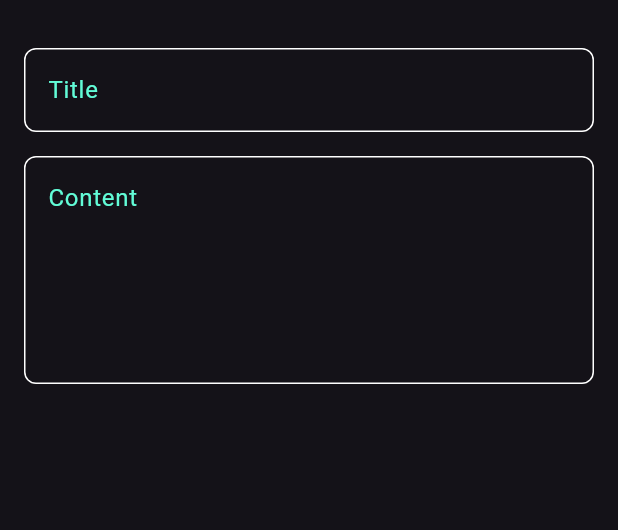
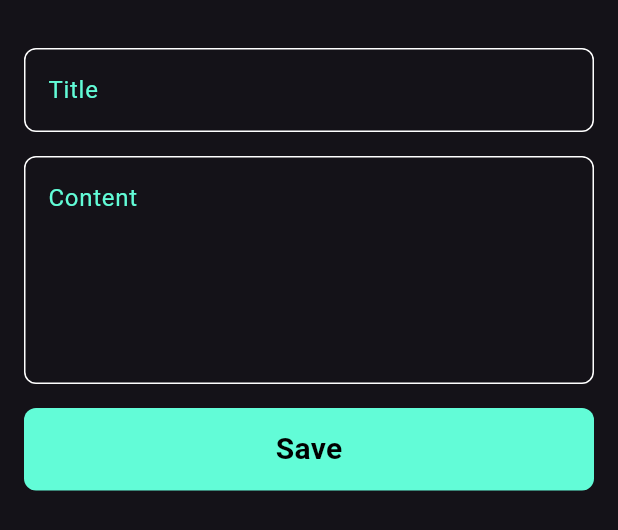
Before and after one commit to Kirolos2004/Notes_app, a Flutter app: the AddNoteBottomSheet widget shown alone on an empty page, opened directly, on a phone screen of 412 x 824 dp. Shown: the top 530 px of the screen. Run offline on Flutter 3.47's test engine with Material 3 defaults, Android fonts, the phone set to English and light mode, and no system bars.

Commit message:
Finish notes bottom sheet

```diff
--- a/lib/widgets/add_note_bottom_sheet.dart
+++ b/lib/widgets/add_note_bottom_sheet.dart
@@ -1,4 +1,6 @@
 import 'package:flutter/material.dart';
+//import 'package:flutter_application_1/constants.dart';
+import 'package:flutter_application_1/widgets/custom_button.dart';
 import 'package:flutter_application_1/widgets/custom_text_field.dart';
 class AddNoteBottomSheet extends StatelessWidget {
   const AddNoteBottomSheet({super.key});
@@ -7,6 +9,7 @@ class AddNoteBottomSheet extends StatelessWidget {
   Widget build(BuildContext context) {
     return Padding(
       padding: const EdgeInsets.symmetric(horizontal: 16),
+      child: SingleChildScrollView(
         child: Column(
           children: const [
             SizedBox(
@@ -22,7 +25,15 @@ class AddNoteBottomSheet extends StatelessWidget {
                 hint: 'Content',
                 maxLines: 5,
               ),
+              SizedBox(
+               height: 16,
+              ),
+              CustomButton(),
+              SizedBox(
+               height: 16,
+              ),
           ],
+        ),
       ),
     );
   }
--- /dev/null
+++ b/lib/widgets/custom_button.dart
@@ -0,0 +1,27 @@
+import 'package:flutter/material.dart';
+import 'package:flutter_application_1/constants.dart';
+class CustomButton extends StatelessWidget {
+  const CustomButton({super.key});
+
+  @override
+  Widget build(BuildContext context) {
+    return Container(
+      width: MediaQuery.of(context).size.width,
+      height: 55,
+      decoration: BoxDecoration(
+        color: kPrimaryColor,
+        borderRadius: BorderRadius.circular(8),
+      ),
+      child: Center(
+        child: Text(
+          'Save' ,
+           style: TextStyle(
+            color: Colors.black,
+            fontWeight: FontWeight.bold,
+            fontSize: 20,
+            ),
+            ),
+      )
+    );
+  }
+}
```
Lines whose indentation alone changed are shown as unchanged.
